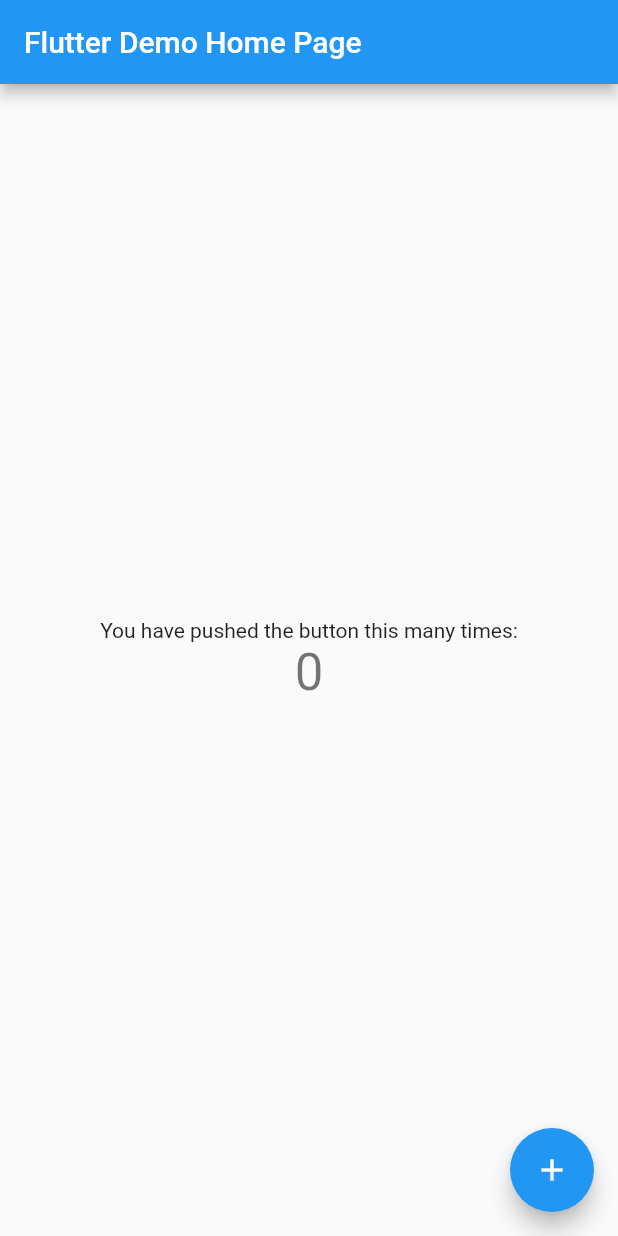
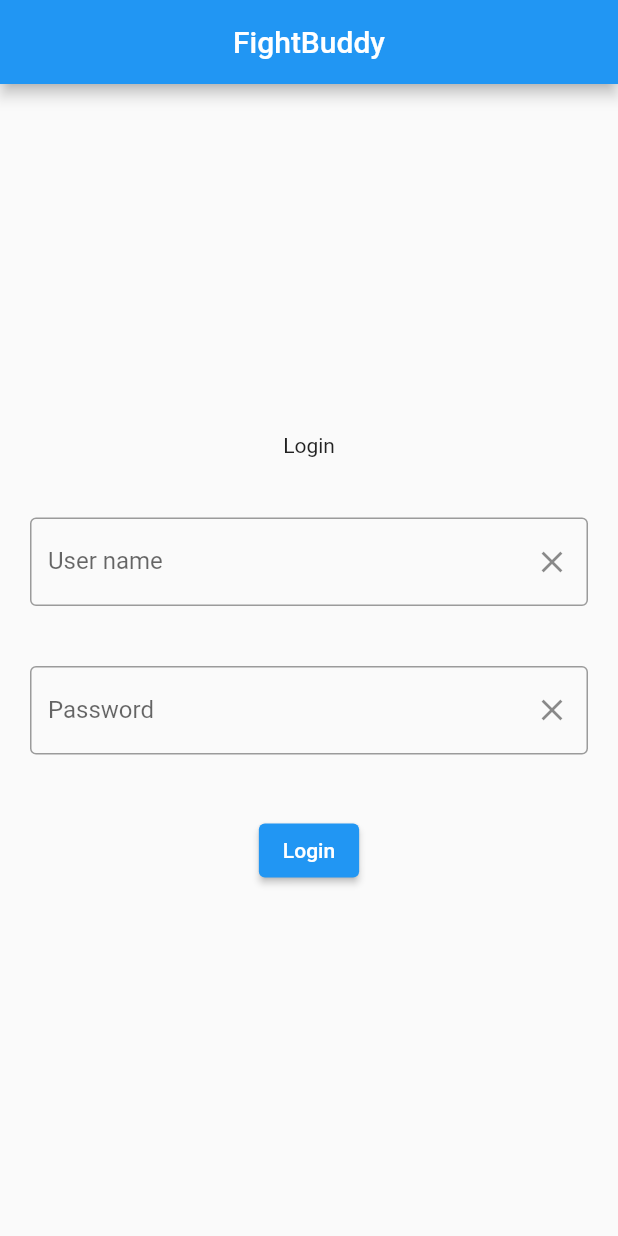
Before and after one commit to Linusvall/FightBuddy, a Flutter app: the screen it shows after launch, on a phone screen of 412 x 824 dp. Run offline on Flutter 3.47's test engine with Material 2 defaults, Android fonts, the phone set to English and light mode, and no system bars; missing offline and left inert: mysql1.

Commit message:
Loginskärm test

```diff
--- a/FightBuddy/lib/main.dart
+++ b/FightBuddy/lib/main.dart
@@ -1,118 +1,101 @@
 import 'package:flutter/material.dart';
+import 'sqltest.dart';
 
 void main() {
-  runApp(const MyApp());
+
+  runApp(MyApp());
 }
 
 class MyApp extends StatelessWidget {
-
-  const MyApp({super.key});
-  //test
-  // This widget is the root of your application.
   @override
   Widget build(BuildContext context) {
     return MaterialApp(
-      title: 'Flutter Demo',
-      theme: ThemeData(
-        // This is the theme of your application.
-        //
-        // Try running your application with "flutter run". You'll see the
-        // application has a blue toolbar. Then, without quitting the app, try
-        // changing the primarySwatch below to Colors.green and then invoke
-        // "hot reload" (press "r" in the console where you ran "flutter run",
-        // or simply save your changes to "hot reload" in a Flutter IDE).
-        // Notice that the counter didn't reset back to zero; the application
-        // is not restarted.
-        primarySwatch: Colors.blue,
-      ),
-      home: const MyHomePage(title: 'Flutter Demo Home Page'),
+      home: HomePage(),
     );
   }
 }
 
-class MyHomePage extends StatefulWidget {
-  const MyHomePage({super.key, required this.title});
+class HomePage extends StatefulWidget {
+  const HomePage({Key? key}) : super(key: key);
 
-  // This widget is the home page of your application. It is stateful, meaning
-  // that it has a State object (defined below) that contains fields that affect
-  // how it looks.
+  @override
+  _HomePageState createState() => _HomePageState();
 
-  // This class is the configuration for the state. It holds the values (in this
-  // case the title) provided by the parent (in this case the App widget) and
-  // used by the build method of the State. Fields in a Widget subclass are
-  // always marked "final".
+}
 
-  final String title;
+class _HomePageState extends State<HomePage>{
+
+  final _nameController = TextEditingController();
+  final _passController = TextEditingController();
+
+  String userName = '';
 
 
-  @override
-  State<MyHomePage> createState() => _MyHomePageState();
-}
-
-class _MyHomePageState extends State<MyHomePage> {
-  int _counter = 0;
-
-  void _incrementCounter() {
-    setState(() {
-      // This call to setState tells the Flutter framework that something has
-      // changed in this State, which causes it to rerun the build method below
-      // so that the display can reflect the updated values. If we changed
-      // _counter without calling setState(), then the build method would not be
-      // called again, and so nothing would appear to happen.
-      _counter++;
-    });
-  }
-
-  @override
+   @override
   Widget build(BuildContext context) {
-    // This method is rerun every time setState is called, for instance as done
-    // by the _incrementCounter method above.
-    //
-    // The Flutter framework has been optimized to make rerunning build methods
-    // fast, so that you can just rebuild anything that needs updating rather
-    // than having to individually change instances of widgets.
     return Scaffold(
-      appBar: AppBar(
-        // Here we take the value from the MyHomePage object that was created by
-        // the App.build method, and use it to set our appbar title.
-        title: Text(widget.title),
+      appBar:  AppBar(
+        title: const Text('FightBuddy'),
+        centerTitle: true
       ),
       body: Center(
-        // Center is a layout widget. It takes a single child and positions it
-        // in the middle of the parent.
         child: Column(
-          // Column is also a layout widget. It takes a list of children and
-          // arranges them vertically. By default, it sizes itself to fit its
-          // children horizontally, and tries to be as tall as its parent.
-          //
-          // Invoke "debug painting" (press "p" in the console, choose the
-          // "Toggle Debug Paint" action from the Flutter Inspector in Android
-          // Studio, or the "Toggle Debug Paint" command in Visual Studio Code)
-          // to see the wireframe for each widget.
-          //
-          // Column has various properties to control how it sizes itself and
-          // how it positions its children. Here we use mainAxisAlignment to
-          // center the children vertically; the main axis here is the vertical
-          // axis because Columns are vertical (the cross axis would be
-          // horizontal).
           mainAxisAlignment: MainAxisAlignment.center,
-          children: <Widget>[
-            const Text(
-              'You have pushed the button this many times:',
+          children: [
+            const Padding(
+              padding: EdgeInsets.all(20),
+              child: Text('Login'),
             ),
-            Text(
-              '$_counter',
-              style: Theme.of(context).textTheme.headlineMedium,
+               Padding(
+                padding: EdgeInsets.all(20),
+                child: TextField(
+                controller: _nameController,
+                decoration: InputDecoration(
+                  border: OutlineInputBorder(),
+                  labelText: 'User name',
+                  suffixIcon: IconButton(
+                onPressed: () {
+                  _nameController.clear();
+                },
+                icon: const Icon(Icons.clear),
+              )
+                )
+                          ),
+              ),
+           Padding(
+              padding: EdgeInsets.all(20),
+              child:  TextField(
+              controller: _passController,
+              obscureText: true,
+              decoration: InputDecoration(
+               border: OutlineInputBorder(),
+              labelText: 'Password',
+              suffixIcon: IconButton(
+                onPressed: () {
+                  _passController.clear();
+                },
+                icon: const Icon(Icons.clear),
+              )
+              ),
+                      ),
             ),
+            Padding(
+              padding: const EdgeInsets.all(20),
+              child: ElevatedButton(
+                child: const Text('Login'),
+                onPressed: () {
+                  setState(() {
+                  userName = _nameController.text;
+                  sqlQuery(userName);
+                  });
 
+                },
+              ),
+            ),
           ],
         ),
       ),
-      floatingActionButton: FloatingActionButton(
-        onPressed: _incrementCounter,
-        tooltip: 'Increment',
-        child: const Icon(Icons.add),
-      ), // This trailing comma makes auto-formatting nicer for build methods.
     );
   }
+
 }
```
Also changed, not shown: FightBuddy/lib/sqltest.dart (renamed from FightBuddy/lib/test.dart, +15 -12 lines), 1 other file.
